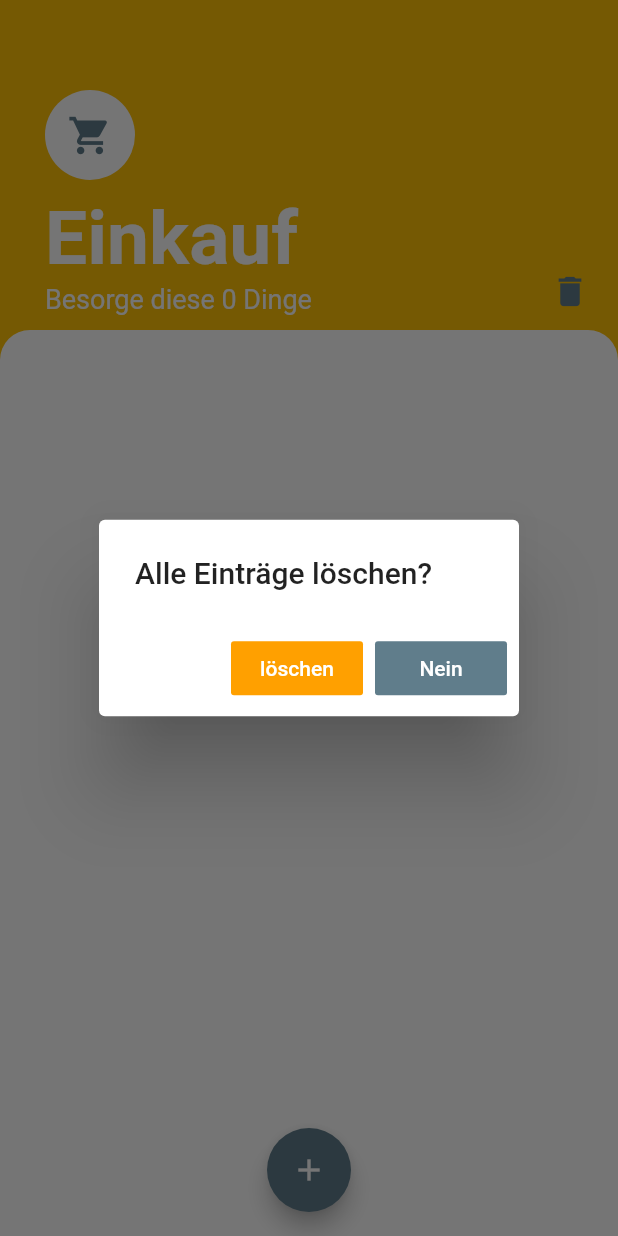
After one commit to nilskrannig/einkaufsliste, a Flutter app: the screen it shows after launch, after a tap on the "delete" icon, on a phone screen of 412 x 824 dp. The commit adds this screen. Run offline on Flutter 3.47's test engine with Material 2 defaults, Android fonts, the phone set to English and light mode, and no system bars.

Commit message:
refactor grocery screen

```diff
--- /dev/null
+++ b/lib/components/delete_alert.dart
@@ -0,0 +1,32 @@
+import 'package:einkaufsliste/constants.dart';
+import 'package:einkaufsliste/models/item_data.dart';
+import 'package:flutter/material.dart';
+import 'package:provider/provider.dart';
+
+class DeleteAlert extends StatelessWidget {
+  @override
+  Widget build(BuildContext context) {
+    return AlertDialog(
+      title: Text('Alle Einträge löschen?'),
+      actions: [
+        FlatButton(
+          color: kPrimaryColorDark,
+          textColor: Colors.white,
+          child: Text('löschen'),
+          onPressed: () {
+            Provider.of<ItemData>(context, listen: false).removeAllItems();
+            Navigator.of(context).pop();
+          },
+        ),
+        FlatButton(
+          color: kAccentColor,
+          textColor: Colors.white,
+          child: Text('Nein'),
+          onPressed: () {
+            Navigator.of(context).pop();
+          },
+        ),
+      ],
+    );
+  }
+}
--- /dev/null
+++ b/lib/components/grocery_list_add_item_button.dart
@@ -0,0 +1,24 @@
+import 'package:einkaufsliste/constants.dart';
+import 'package:einkaufsliste/screens/add_item_screen.dart';
+import 'package:flutter/material.dart';
+
+class GroceryListAddItemButton extends StatelessWidget {
+  @override
+  Widget build(BuildContext context) {
+    return FloatingActionButton(
+      backgroundColor: kAccentColor,
+      onPressed: () {
+        showModalBottomSheet(
+          context: context,
+          builder: (context) => SingleChildScrollView(
+            padding: EdgeInsets.only(
+                bottom: MediaQuery.of(context).viewInsets.bottom),
+            child: AddItemScreen(),
+          ),
+          isScrollControlled: true,
+        );
+      },
+      child: Icon(Icons.add),
+    );
+  }
+}
--- /dev/null
+++ b/lib/components/grocery_list_logo.dart
@@ -0,0 +1,17 @@
+import 'package:einkaufsliste/constants.dart';
+import 'package:flutter/material.dart';
+
+class GroceryListLogo extends StatelessWidget {
+  @override
+  Widget build(BuildContext context) {
+    return CircleAvatar(
+      backgroundColor: Colors.white,
+      child: Icon(
+        Icons.local_grocery_store,
+        size: 30.0,
+        color: kAccentColor,
+      ),
+      radius: 30.0,
+    );
+  }
+}
--- /dev/null
+++ b/lib/components/grocery_list_subtitle.dart
@@ -0,0 +1,22 @@
+import 'package:einkaufsliste/models/item_data.dart';
+import 'package:flutter/material.dart';
+import 'package:provider/provider.dart';
+
+class GroceryListSubtitle extends StatelessWidget {
+  @override
+  Widget build(BuildContext context) {
+    int itemCount = Provider.of<ItemData>(context).itemCount;
+    String subtitleText;
+    itemCount == 1
+        ? subtitleText = 'Besorge dieses Ding'
+        : subtitleText = 'Besorge diese ${itemCount} Dinge';
+
+    return Text(
+      subtitleText,
+      style: TextStyle(
+        color: Colors.white,
+        fontSize: 18.0,
+      ),
+    );
+  }
+}
--- /dev/null
+++ b/lib/components/grocery_list_title.dart
@@ -0,0 +1,15 @@
+import 'package:flutter/material.dart';
+
+class GroceryListTitle extends StatelessWidget {
+  @override
+  Widget build(BuildContext context) {
+    return Text(
+      'Einkauf',
+      style: TextStyle(
+        color: Colors.white,
+        fontWeight: FontWeight.w700,
+        fontSize: 50.0,
+      ),
+    );
+  }
+}
--- a/lib/constants.dart
+++ b/lib/constants.dart
@@ -9,6 +9,14 @@ const kItemTextStyle = TextStyle(
   fontSize: 18.0,
 );
 
+const kGroceryListDecoration = BoxDecoration(
+  color: Colors.white,
+  borderRadius: BorderRadius.only(
+    topLeft: Radius.circular(20.0),
+    topRight: Radius.circular(20.0),
+  ),
+);
+
 const kPrimaryColor = Colors.amber;
 const kPrimaryColorDark = Color(0xffFFA000);
 const kPrimaryColorDimmed = Color(0xff755903);
--- a/lib/screens/grocery_screen.dart
+++ b/lib/screens/grocery_screen.dart
@@ -1,9 +1,11 @@
+import 'package:einkaufsliste/components/delete_alert.dart';
+import 'package:einkaufsliste/components/grocery_list_add_item_button.dart';
+import 'package:einkaufsliste/components/grocery_list_logo.dart';
+import 'package:einkaufsliste/components/grocery_list_subtitle.dart';
+import 'package:einkaufsliste/components/grocery_list_title.dart';
 import 'package:einkaufsliste/constants.dart';
-import 'package:einkaufsliste/models/item_data.dart';
-import 'package:einkaufsliste/screens/add_item_screen.dart';
 import 'package:einkaufsliste/widgets/grocery_list.dart';
 import 'package:flutter/material.dart';
-import 'package:provider/provider.dart';
 
 class GroceryScreen extends StatefulWidget {
   @override
@@ -22,11 +24,35 @@ class _GroceryScreenState extends State<GroceryScreen> {
       body: Column(
         crossAxisAlignment: CrossAxisAlignment.stretch,
         children: [
-          Stack(
+          GroceryListHeader(),
+          GroceryListBody(),
+        ],
+      ),
+    );
+  }
+}
+
+class GroceryListBody extends StatelessWidget {
+  @override
+  Widget build(BuildContext context) {
+    return Expanded(
+      child: Container(
+        padding: EdgeInsets.symmetric(horizontal: 20.0),
+        child: GroceryList(),
+        decoration: kGroceryListDecoration,
+      ),
+    );
+  }
+}
+
+class GroceryListHeader extends StatelessWidget {
+  @override
+  Widget build(BuildContext context) {
+    return Stack(
       children: [
         Container(
-                padding: EdgeInsets.only(
-                    top: 60.0, left: 30.0, right: 30.0, bottom: 10.0),
+          padding:
+              EdgeInsets.only(top: 60.0, left: 30.0, right: 30.0, bottom: 10.0),
           child: Column(
             crossAxisAlignment: CrossAxisAlignment.start,
             children: [
@@ -48,29 +74,7 @@ class _GroceryScreenState extends State<GroceryScreen> {
               showDialog(
                   context: context,
                   builder: (BuildContext context) {
-                          return AlertDialog(
-                            title: Text('Alle Einträge löschen?'),
-                            actions: [
-                              FlatButton(
-                                color: kPrimaryColorDark,
-                                textColor: Colors.white,
-                                child: Text('löschen'),
-                                onPressed: () {
-                                  Provider.of<ItemData>(context, listen: false)
-                                      .removeAllItems();
-                                  Navigator.of(context).pop();
-                                },
-                              ),
-                              FlatButton(
-                                color: kAccentColor,
-                                textColor: Colors.white,
-                                child: Text('Nein'),
-                                onPressed: () {
-                                  Navigator.of(context).pop();
-                                },
-                              ),
-                            ],
-                          );
+                    return DeleteAlert();
                   });
             },
             child: Icon(
@@ -81,91 +85,6 @@ class _GroceryScreenState extends State<GroceryScreen> {
           ),
         ),
       ],
-          ),
-          Expanded(
-            child: Container(
-              padding: EdgeInsets.symmetric(horizontal: 20.0),
-              child: GroceryList(),
-              decoration: BoxDecoration(
-                color: Colors.white,
-                borderRadius: BorderRadius.only(
-                  topLeft: Radius.circular(20.0),
-                  topRight: Radius.circular(20.0),
-                ),
-              ),
-            ),
-          ),
-        ],
-      ),
     );
   }
 }
-
-class GroceryListAddItemButton extends StatelessWidget {
-  @override
-  Widget build(BuildContext context) {
-    return FloatingActionButton(
-      backgroundColor: kAccentColor,
-      onPressed: () {
-        showModalBottomSheet(
-          context: context,
-          builder: (context) => SingleChildScrollView(
-            padding: EdgeInsets.only(
-                bottom: MediaQuery.of(context).viewInsets.bottom),
-            child: AddItemScreen(),
-          ),
-          isScrollControlled: true,
-        );
-      },
-      child: Icon(Icons.add),
-    );
-  }
-}
-
-class GroceryListLogo extends StatelessWidget {
-  @override
-  Widget build(BuildContext context) {
-    return CircleAvatar(
-      backgroundColor: Colors.white,
-      child: Icon(
-        Icons.local_grocery_store,
-        size: 30.0,
-        color: kAccentColor,
-      ),
-      radius: 30.0,
-    );
-  }
-}
-
-class GroceryListTitle extends StatelessWidget {
-  @override
-  Widget build(BuildContext context) {
-    return Text(
-      'Einkauf',
-      style: TextStyle(
-        color: Colors.white,
-        fontWeight: FontWeight.w700,
-        fontSize: 50.0,
-      ),
-    );
-  }
-}
-
-class GroceryListSubtitle extends StatelessWidget {
-  @override
-  Widget build(BuildContext context) {
-    int itemCount = Provider.of<ItemData>(context).itemCount;
-    String subtitleText;
-    itemCount == 1
-        ? subtitleText = 'Besorge dieses Ding'
-        : subtitleText = 'Besorge diese ${itemCount} Dinge';
-
-    return Text(
-      subtitleText,
-      style: TextStyle(
-        color: Colors.white,
-        fontSize: 18.0,
-      ),
-    );
-  }
-}
```
Lines whose indentation alone changed are shown as unchanged.
